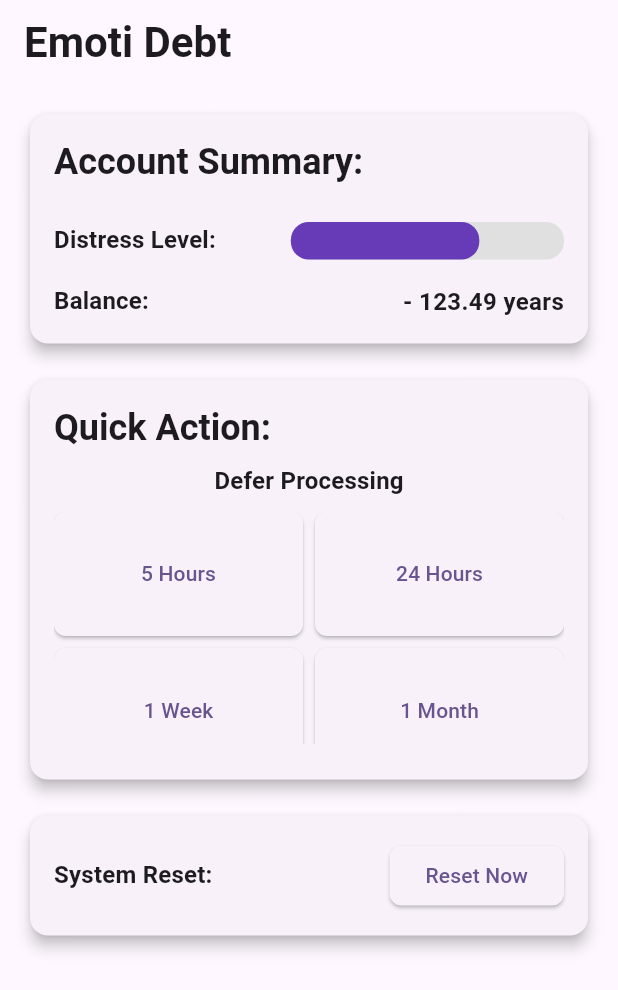
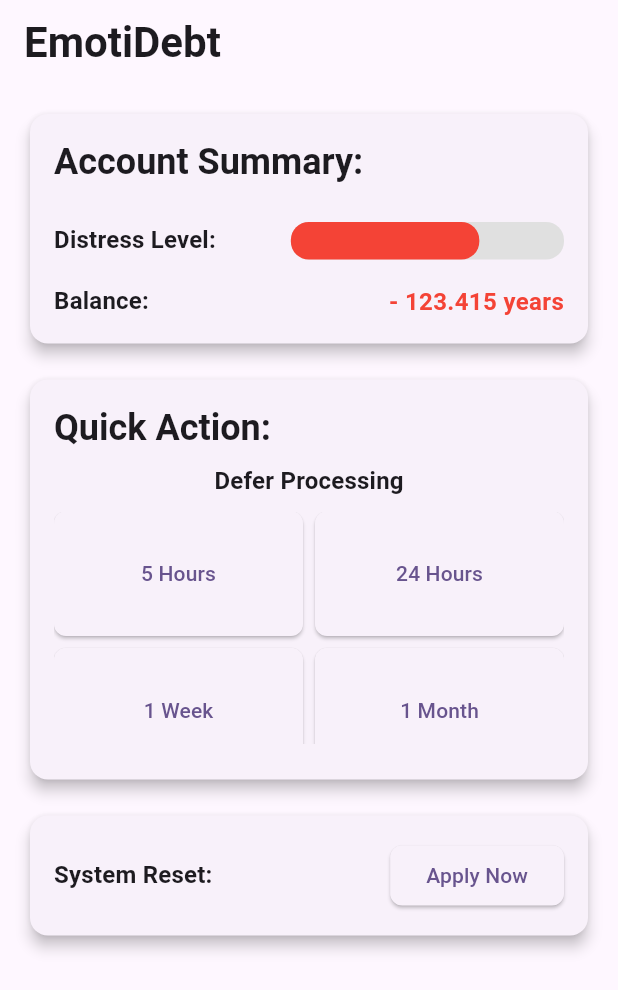
Before and after one commit to arjablc/deferrapy, a Flutter app: the ToolsScreen screen opened by its route, after a tap on "24 Hours", on a phone screen of 412 x 824 dp. Shown: the top 990 px of the screen. Run offline on Flutter 3.47's test engine with Material 3 defaults, Android fonts, the phone set to English and light mode, and no system bars.

Commit message:
emoti change

```diff
--- a/lib/screens/emoti_screen.dart
+++ b/lib/screens/emoti_screen.dart
@@ -11,7 +11,7 @@ class ToolsScreen extends StatefulWidget {
 
 class _ToolsScreenState extends State<ToolsScreen> {
   double _progress = 0.69;
-  double years = 123.4;
+  double years = 123.412;
 
   void _resetValue() {
     setState(() {
@@ -20,12 +20,25 @@ class _ToolsScreenState extends State<ToolsScreen> {
   }
 
   void _changeYears({required Change change}) {
-    final yearValue = switch (change) {
-      Change.day => 0.09,
-      Change.month => 0.9,
-      Change.week => 0.3,
-      Change.hour => 0.05,
-    };
+    double yearValue;
+    switch (change) {
+      case Change.day:
+        {
+          yearValue = (1 / 360);
+        }
+      case Change.month:
+        {
+          yearValue = 1 / 12;
+        }
+      case Change.week:
+        {
+          yearValue = 7 / 360;
+        }
+      case Change.hour:
+        {
+          yearValue = 1 / (360 * 24);
+        }
+    }
     setState(() {
       years += yearValue;
     });
@@ -35,7 +48,7 @@ class _ToolsScreenState extends State<ToolsScreen> {
   Widget build(BuildContext context) {
     return Scaffold(
       appBar: AppBar(
-        title: Text("Emoti Debt"),
+        title: Text("EmotiDebt"),
         automaticallyImplyLeading: false,
       ),
       body: Padding(
@@ -81,7 +94,7 @@ class _ToolsScreenState extends State<ToolsScreen> {
                                   borderRadius: BorderRadius.circular(12),
                                   value: value, // Example progress (70%)
                                   backgroundColor: Colors.grey[300],
-                                  color: Colors.deepPurple,
+                                  color: Colors.red,
                                 );
                               },
                             ),
@@ -99,9 +112,10 @@ class _ToolsScreenState extends State<ToolsScreen> {
                               .copyWith(fontWeight: FontWeight.bold),
                         ),
                         Text(
-                          "- ${years.toStringAsFixed(2)} years",
+                          "- ${years.toStringAsFixed(3)} years",
                           style: TextStyle(
                             fontSize: 16,
+                            color: Colors.red,
                             fontWeight: FontWeight.w600,
                           ),
                         ),
@@ -198,7 +212,7 @@ class _ToolsScreenState extends State<ToolsScreen> {
                       ),
                     ),
                     _QuickActionButton(
-                      label: 'Reset Now',
+                      label: 'Apply Now',
                       onPressed: () => _resetValue(),
                     ),
                   ],
```
